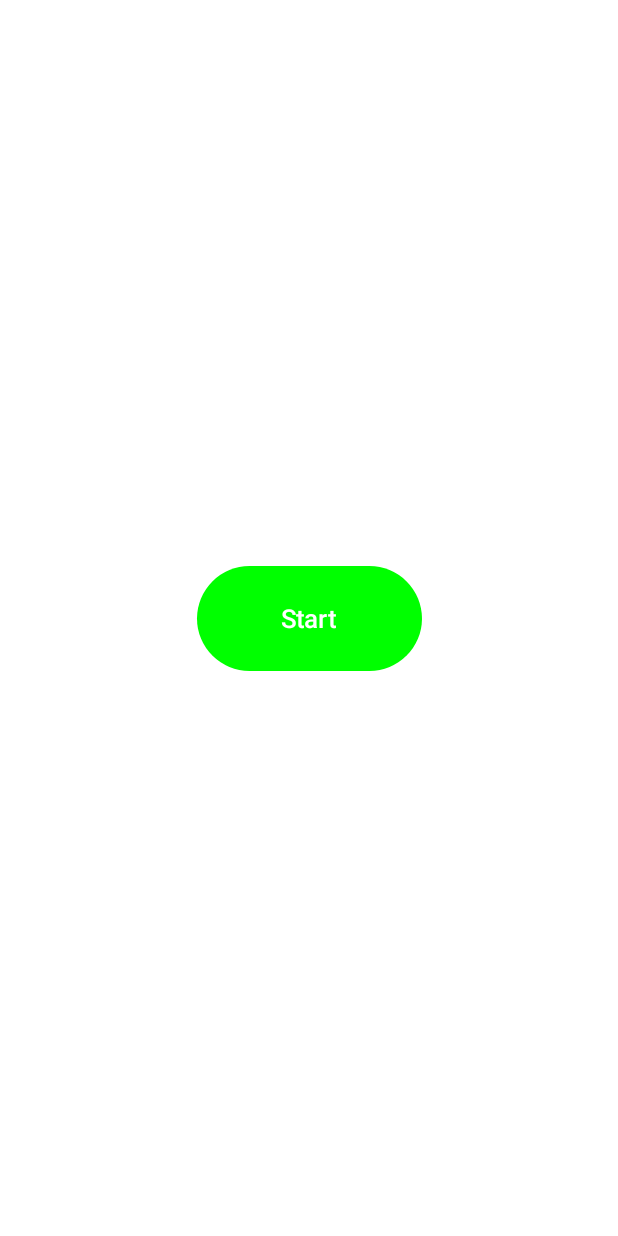
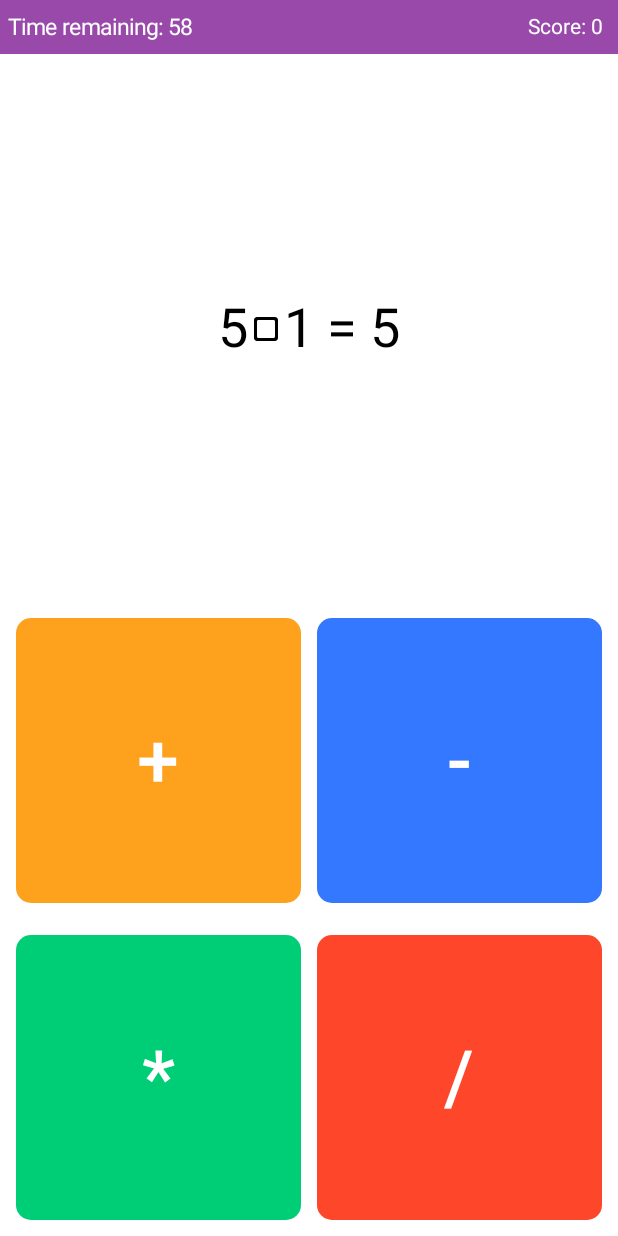
Before and after one commit to Shamsiddin1206/MathQuiz, an Android app built with Jetpack Compose: the screen it shows after launch (MainActivity), after a tap on "Easy", on a phone screen of 412 x 824 dp. Run offline under Robolectric (Android 15) with nearby library versions, the phone set to English and light mode, and no system bars.

Commit message:
Shamsiddin

```diff
--- a/app/src/main/java/shamsiddin/project/mathquiz/navigation/ScreenType.kt
+++ b/app/src/main/java/shamsiddin/project/mathquiz/navigation/ScreenType.kt
@@ -4,6 +4,6 @@ sealed class ScreenType(val route: String){
     object Splash: ScreenType("splash_screen")
     object Level: ScreenType("level_screen")
     object Name: ScreenType("name_screen" + "/{level}")
-    object Game: ScreenType("game_screen"+ "/{level}/{name}")
-    object Result: ScreenType("result_screen"+ "/{level}/{name}/{score}/{questionsNumber}")
+    object Game: ScreenType("game_screen"+ "/{level}")
+    object Result: ScreenType("result_screen"+ "/{level}/{score}/{questionsNumber}")
 }
--- a/app/src/main/java/shamsiddin/project/mathquiz/navigation/navGraph.kt
+++ b/app/src/main/java/shamsiddin/project/mathquiz/navigation/navGraph.kt
@@ -8,7 +8,6 @@ import androidx.navigation.compose.composable
 import androidx.navigation.navArgument
 import shamsiddin.project.mathquiz.screen.GameScreen
 import shamsiddin.project.mathquiz.screen.LevelScreen
-import shamsiddin.project.mathquiz.screen.NameScreen
 import shamsiddin.project.mathquiz.screen.ResultScreen
 import shamsiddin.project.mathquiz.screen.SplashScreen
 
@@ -21,31 +20,16 @@ fun SetNavGraph(navController: NavHostController){
         composable(route = ScreenType.Level.route){
             LevelScreen(navController = navController)
         }
-        composable(route = ScreenType.Name.route, arguments = listOf(
-            navArgument("level"){
-                type = NavType.StringType
-            }
-        )){entry->
-             val level = entry.arguments?.getString("level")!!
-            NameScreen(navController = navController, level)
-        }
         composable(route = ScreenType.Game.route, arguments = listOf(
             navArgument("level"){
-                type = NavType.StringType
-            },
-            navArgument("name"){
                 type = NavType.StringType
             }
         )){entry ->
             val level = entry.arguments?.getString("level")!!
-            val name = entry.arguments?.getString("name")!!
-            GameScreen(navController = navController, level, name)
+            GameScreen(navController = navController, level)
         }
         composable(route = ScreenType.Result.route, arguments = listOf(
             navArgument("level"){
-                type = NavType.StringType
-            },
-            navArgument("name"){
                 type = NavType.StringType
             },
             navArgument("score"){
@@ -56,10 +40,9 @@ fun SetNavGraph(navController: NavHostController){
             }
         )){entry ->
             val level = entry.arguments?.getString("level")!!
-            val name = entry.arguments?.getString("name")!!
             val score = entry.arguments?.getInt("score")!!
             val questionsNumber = entry.arguments?.getInt("questionsNumber")!!
-            ResultScreen(navController = navController, level, name, score, questionsNumber)
+            ResultScreen(navController = navController, level, score, questionsNumber)
         }
     }
 }
--- a/app/src/main/java/shamsiddin/project/mathquiz/screen/GameScreen.kt
+++ b/app/src/main/java/shamsiddin/project/mathquiz/screen/GameScreen.kt
@@ -39,17 +39,16 @@ import kotlinx.coroutines.isActive
 import shamsiddin.project.mathquiz.MisolMaker
 import shamsiddin.project.mathquiz.MySharedPreferences
 import shamsiddin.project.mathquiz.R
-import shamsiddin.project.mathquiz.navigation.ScreenType
 
 
 @Composable
 @Preview
 fun GameView(){
-    GameScreen(navController = rememberNavController(), "easy", "Shamsiddin")
+    GameScreen(navController = rememberNavController(), "easy")
 }
 
 @Composable
-fun GameScreen(navController: NavController, level: String, name:String){
+fun GameScreen(navController: NavController, level: String){
     val sharedPreferences = MySharedPreferences.getInstance(LocalContext.current)
     val score = remember { mutableIntStateOf(0) }
     val questionsNumber = remember { mutableIntStateOf(0) }
@@ -70,7 +69,7 @@ fun GameScreen(navController: NavController, level: String, name:String){
         }
     }
 
-    val timeClock = rememberCountdownTimerState(initialMillis = timelong, navController = navController, level = level, name = name, score = score, sharedPreferences = sharedPreferences, questions = questionsNumber)
+    val timeClock = rememberCountdownTimerState(initialMillis = timelong, navController = navController, level = level, score = score, sharedPreferences = sharedPreferences, questions = questionsNumber)
 
 
     Column(
@@ -206,7 +205,15 @@ fun GameScreen(navController: NavController, level: String, name:String){
 }
 
 @Composable
-fun rememberCountdownTimerState(initialMillis: Long, step: Long = 1000, navController: NavController, level:String, score:MutableIntState, name:String, sharedPreferences: MySharedPreferences, questions: MutableIntState): MutableState<Long> {
+fun rememberCountdownTimerState(
+    initialMillis: Long,
+    step: Long = 1000,
+    navController: NavController,
+    level: String,
+    score: MutableIntState,
+    sharedPreferences: MySharedPreferences,
+    questions: MutableIntState
+): MutableState<Long> {
     val timeLeft = remember { mutableLongStateOf(initialMillis) }
     LaunchedEffect(initialMillis, step){
         val startTime = SystemClock.uptimeMillis()
@@ -218,7 +225,7 @@ fun rememberCountdownTimerState(initialMillis: Long, step: Long = 1000, navContr
         }
         sharedPreferences.setData(level, score.intValue)
         Log.d("TAG", "rememberCountdownTimerState: ${score.intValue}")
-        navController.navigate(route = "result_screen/${level}/${name}/${score.intValue}/${questions.intValue}")
+        navController.navigate(route = "result_screen/${level}/${score.intValue}/${questions.intValue}")
     }
     return timeLeft
 }
--- a/app/src/main/java/shamsiddin/project/mathquiz/screen/LevelScreen.kt
+++ b/app/src/main/java/shamsiddin/project/mathquiz/screen/LevelScreen.kt
@@ -21,6 +21,7 @@ import androidx.compose.ui.Alignment
 import androidx.compose.ui.Modifier
 import androidx.compose.ui.graphics.Color
 import androidx.compose.ui.layout.ContentScale
+import androidx.compose.ui.platform.LocalContext
 import androidx.compose.ui.res.colorResource
 import androidx.compose.ui.res.painterResource
 import androidx.compose.ui.tooling.preview.Preview
@@ -29,6 +30,7 @@ import androidx.compose.ui.unit.sp
 import androidx.navigation.NavController
 import androidx.navigation.NavHostController
 import androidx.navigation.compose.rememberNavController
+import shamsiddin.project.mathquiz.MySharedPreferences
 import shamsiddin.project.mathquiz.R
 import shamsiddin.project.mathquiz.navigation.ScreenType
 
@@ -41,6 +43,8 @@ fun LevelView(){
 
 @Composable
 fun LevelScreen(navController: NavController){
+
+    val sharedPreferences = MySharedPreferences.getInstance(LocalContext.current)
     Box(
         modifier = Modifier
             .fillMaxSize()
@@ -52,14 +56,20 @@ fun LevelScreen(navController: NavController){
 //            contentDescription = "level",
 //            contentScale = ContentScale.FillBounds
 //        )
-        Row(Modifier.fillMaxWidth().padding(20.dp), verticalAlignment = Alignment.Top, horizontalArrangement = Arrangement.Center) {
+        Row(
+            Modifier
+                .fillMaxWidth()
+                .padding(20.dp), verticalAlignment = Alignment.Top, horizontalArrangement = Arrangement.Center) {
             Image(modifier = Modifier.size(60.dp), painter = painterResource(id = R.drawable.mainlogo), contentDescription = "level")
         }
         Row(modifier = Modifier.fillMaxSize(), verticalAlignment = Alignment.CenterVertically) {
             Column(modifier = Modifier.fillMaxWidth(), horizontalAlignment = Alignment.CenterHorizontally) {
                 LevelButton(text = "Easy", color = "#4CAF50", navController = navController)
+                Text(text = "Record: ${sharedPreferences.getData("easy")}")
                 LevelButton(text = "Medium", color = "#DFB22B", navController = navController)
+                Text(text = "Record: ${sharedPreferences.getData("medium")}")
                 LevelButton(text = "Hard", color = "#EC5448", navController = navController)
+                Text(text = "Record: ${sharedPreferences.getData("hard")}")
             }
         }
     }
@@ -69,11 +79,11 @@ fun LevelScreen(navController: NavController){
 @Composable
 fun LevelButton(text: String, color: String, navController: NavController){
     Button(
-        onClick = { navController.navigate(route = "name_screen/${text.lowercase().toString()}") },
+        onClick = { navController.navigate(route = "game_screen/${text.lowercase().toString()}") },
         modifier = Modifier
             .width(170.dp)
             .height(70.dp)
-            .padding(10.dp),
+            .padding(0.dp, 15.dp, 0.dp, 0.dp),
         border = BorderStroke(width = 2.dp, color = Color(android.graphics.Color.parseColor(color))),
         colors = ButtonDefaults.buttonColors(Color.White)
     ) {
--- a/app/src/main/java/shamsiddin/project/mathquiz/screen/NameScreen.kt
+++ /dev/null
@@ -1,47 +0,0 @@
-package shamsiddin.project.mathquiz.screen
-
-import androidx.compose.foundation.background
-import androidx.compose.foundation.layout.Arrangement
-import androidx.compose.foundation.layout.Box
-import androidx.compose.foundation.layout.Row
-import androidx.compose.foundation.layout.fillMaxSize
-import androidx.compose.foundation.layout.fillMaxWidth
-import androidx.compose.foundation.layout.height
-import androidx.compose.foundation.layout.width
-import androidx.compose.material3.Button
-import androidx.compose.material3.ButtonDefaults
-import androidx.compose.material3.Text
-import androidx.compose.runtime.Composable
-import androidx.compose.ui.Alignment
-import androidx.compose.ui.Modifier
-import androidx.compose.ui.graphics.Color
-import androidx.compose.ui.tooling.preview.Preview
-import androidx.compose.ui.unit.dp
-import androidx.compose.ui.unit.sp
-import androidx.navigation.NavController
-import androidx.navigation.compose.rememberNavController
-import shamsiddin.project.mathquiz.navigation.ScreenType
-import java.util.logging.Level
-
-@Composable
-@Preview
-fun NameView(){
-    NameScreen(navController = rememberNavController(), "easy")
-}
-
-@Composable
-fun NameScreen(navController: NavController, level: String){
-    Box(modifier = Modifier.fillMaxSize().background(Color.White)){
-        Row(Modifier.fillMaxSize(), verticalAlignment = Alignment.CenterVertically, horizontalArrangement = Arrangement.Center) {
-            Button(
-                onClick = {navController.navigate(route =  "game_screen/${level}/Shamsiddin")},
-                modifier = Modifier
-                    .width(150.dp)
-                    .height(70.dp),
-                colors = ButtonDefaults.buttonColors(Color.Green)
-            ){
-                Text(text = "Start", color = Color.White, fontSize = 17.sp)
-            }
-        }
-    }
-}
```
Also changed, not shown: app/src/main/java/shamsiddin/project/mathquiz/screen/ResultScreen.kt (+16 -7 lines).
